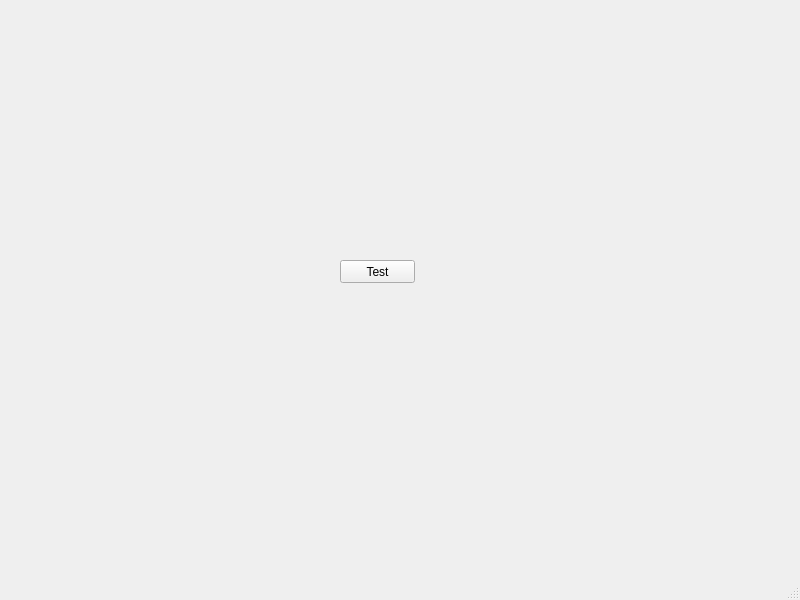
Qt form ui/MainWindow.ui (RhyBad/KroquisTimer) before a commit.
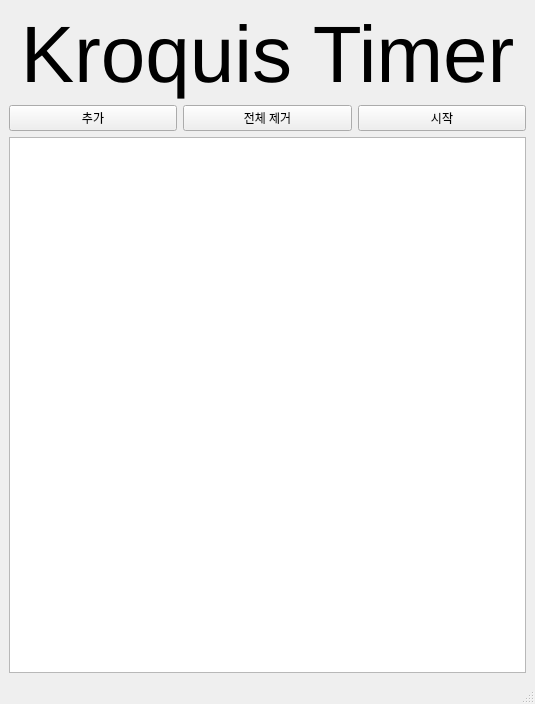
The same form after that commit.

Commit message: Apply MainWindow UI

Patch:
```diff
--- a/ui/MainWindow.ui
+++ b/ui/MainWindow.ui
@@ -6,27 +6,78 @@
    <rect>
     <x>0</x>
     <y>0</y>
-    <width>800</width>
-    <height>600</height>
+    <width>535</width>
+    <height>704</height>
    </rect>
   </property>
+  <property name="sizePolicy">
+   <sizepolicy hsizetype="Preferred" vsizetype="Preferred">
+    <horstretch>0</horstretch>
+    <verstretch>0</verstretch>
+   </sizepolicy>
+  </property>
   <property name="windowTitle">
    <string>MainWindow</string>
   </property>
   <widget class="QWidget" name="centralwidget">
-   <widget class="QPushButton" name="pushButton">
-    <property name="geometry">
-     <rect>
-      <x>340</x>
-      <y>260</y>
-      <width>75</width>
-      <height>23</height>
-     </rect>
-    </property>
-    <property name="text">
-     <string>Test</string>
-    </property>
-   </widget>
+   <layout class="QGridLayout" name="gridLayout_2">
+    <item row="0" column="0">
+     <layout class="QVBoxLayout" name="verticalLayout" stretch="0,0,0">
+      <property name="sizeConstraint">
+       <enum>QLayout::SetDefaultConstraint</enum>
+      </property>
+      <item>
+       <widget class="QLabel" name="label">
+        <property name="sizePolicy">
+         <sizepolicy hsizetype="Minimum" vsizetype="Maximum">
+          <horstretch>0</horstretch>
+          <verstretch>0</verstretch>
+         </sizepolicy>
+        </property>
+        <property name="font">
+         <font>
+          <pointsize>60</pointsize>
+         </font>
+        </property>
+        <property name="text">
+         <string>Kroquis Timer</string>
+        </property>
+        <property name="alignment">
+         <set>Qt::AlignCenter</set>
+        </property>
+       </widget>
+      </item>
+      <item>
+       <layout class="QGridLayout" name="gridLayout">
+        <item row="0" column="1">
+         <widget class="QPushButton" name="deleteAllButton">
+          <property name="text">
+           <string>전체 제거</string>
+          </property>
+         </widget>
+        </item>
+        <item row="0" column="0">
+         <widget class="QPushButton" name="addButton">
+          <property name="text">
+           <string>추가</string>
+          </property>
+         </widget>
+        </item>
+        <item row="0" column="2">
+         <widget class="QPushButton" name="runButton">
+          <property name="text">
+           <string>시작</string>
+          </property>
+         </widget>
+        </item>
+       </layout>
+      </item>
+      <item>
+       <widget class="QListView" name="listView"/>
+      </item>
+     </layout>
+    </item>
+   </layout>
   </widget>
   <widget class="QMenuBar" name="menubar">
    <property name="geometry">
```
Left out of the diff: 2 changed lines with no effect on the pictures. The commit also changes 2 other files.
